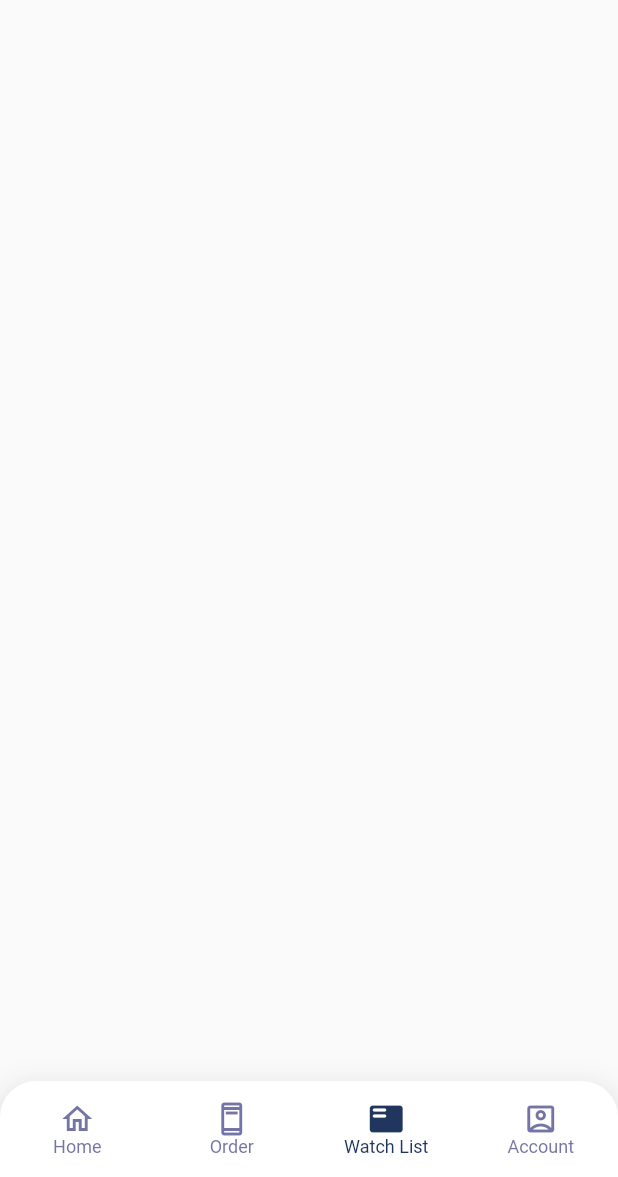
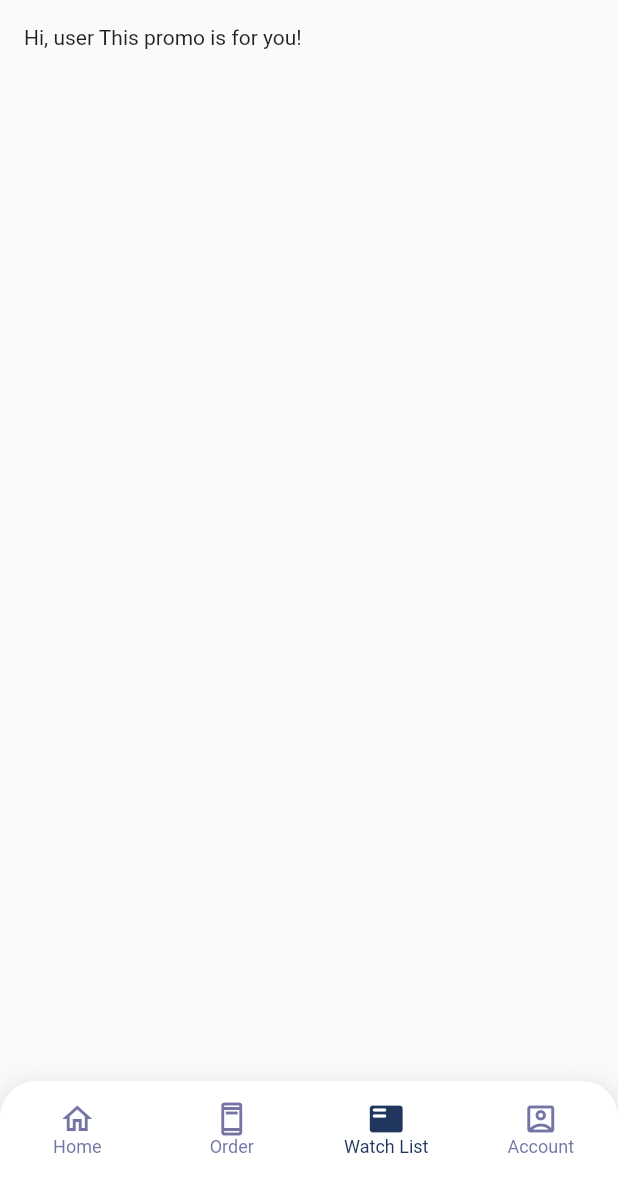
Before and after one commit to nayeemdev/TravelUI-Flutter, a Flutter app: the screen it shows after launch, item 3 of the bottom bar chosen, on a phone screen of 412 x 824 dp, the part 59-1236 px from its top. Run offline on Flutter 3.47's test engine with Material 2 defaults, Android fonts, the phone set to English and light mode, and no system bars; our stand-ins replace google_fonts.

```diff
--- a/lib/screens/home_screen.dart
+++ b/lib/screens/home_screen.dart
@@ -1,3 +1,4 @@
+import 'package:flutter/cupertino.dart';
 import 'package:flutter/material.dart';
 import 'package:travel_ui/constants/color_constant.dart';
 import 'package:travel_ui/widgets/bottom_navigation.dart';
@@ -13,7 +14,9 @@ class _HomeScreenState extends State<HomeScreen> {
     return Scaffold(
       appBar: AppBar(
         backgroundColor: backgroundColor,
-        title: Text('TravelUi', style: TextStyle(color: Colors.blue[400]),
+        title: Text(
+          'TravelUi',
+          style: TextStyle(color: Colors.blue[400]),
         ),
         elevation: 0,
       ),
@@ -21,7 +24,13 @@ class _HomeScreenState extends State<HomeScreen> {
       bottomNavigationBar: BottomNavigation(),
       body: Container(
         child: ListView(
-
+          physics: ClampingScrollPhysics(),
+          children: [
+            Padding(
+              padding: EdgeInsets.only(left: 16, right: 16),
+              child: Text('Hi, user This promo is for you!',),
+            )
+          ],
         ),
       ),
     );
```
Also changed, not shown: lib/constants/style_constant.dart (added, +58 -0 lines).
